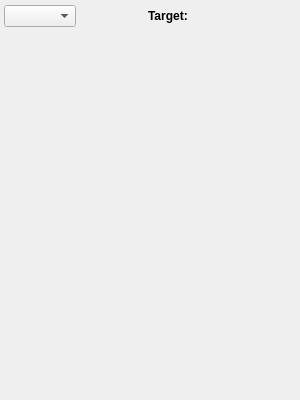
This is kstars/ekos/capture/capturepreviewwidget.ui in KDE/kstars as Qt 5 draws it before an edit. The edited form follows.
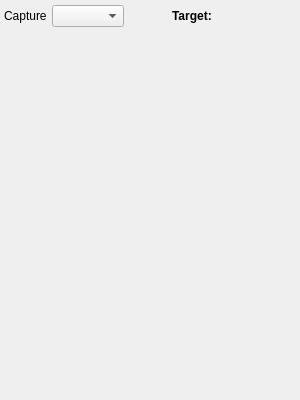
This is the edited form. Custom widgets are drawn as their Qt base class.

Commit message:
Camera selection combo box only if more than one camera active
With the introduction of multiple camera support, the summary view has obtained a combo box for switching the summary view between the active cameras. To avoid misconceptions for users not using this feature, the combo box will be hidden until the second camera becomes active.

Patch:
```diff
--- a/kstars/ekos/capture/capturepreviewwidget.ui
+++ b/kstars/ekos/capture/capturepreviewwidget.ui
@@ -54,13 +54,20 @@
     <number>4</number>
    </property>
    <item>
-    <layout class="QHBoxLayout" name="captureStatusLayout" stretch="1,1,0,0,1,0">
+    <layout class="QHBoxLayout" name="captureStatusLayout" stretch="1,1,1,0,0,1,0">
      <property name="spacing">
       <number>2</number>
      </property>
      <property name="bottomMargin">
       <number>4</number>
      </property>
+     <item>
+      <widget class="QLabel" name="captureLabel">
+       <property name="text">
+        <string>Capture</string>
+       </property>
+      </widget>
+     </item>
      <item>
       <widget class="QComboBox" name="cameraSelectionCB"/>
      </item>
```
The commit also changes 1 other file.
